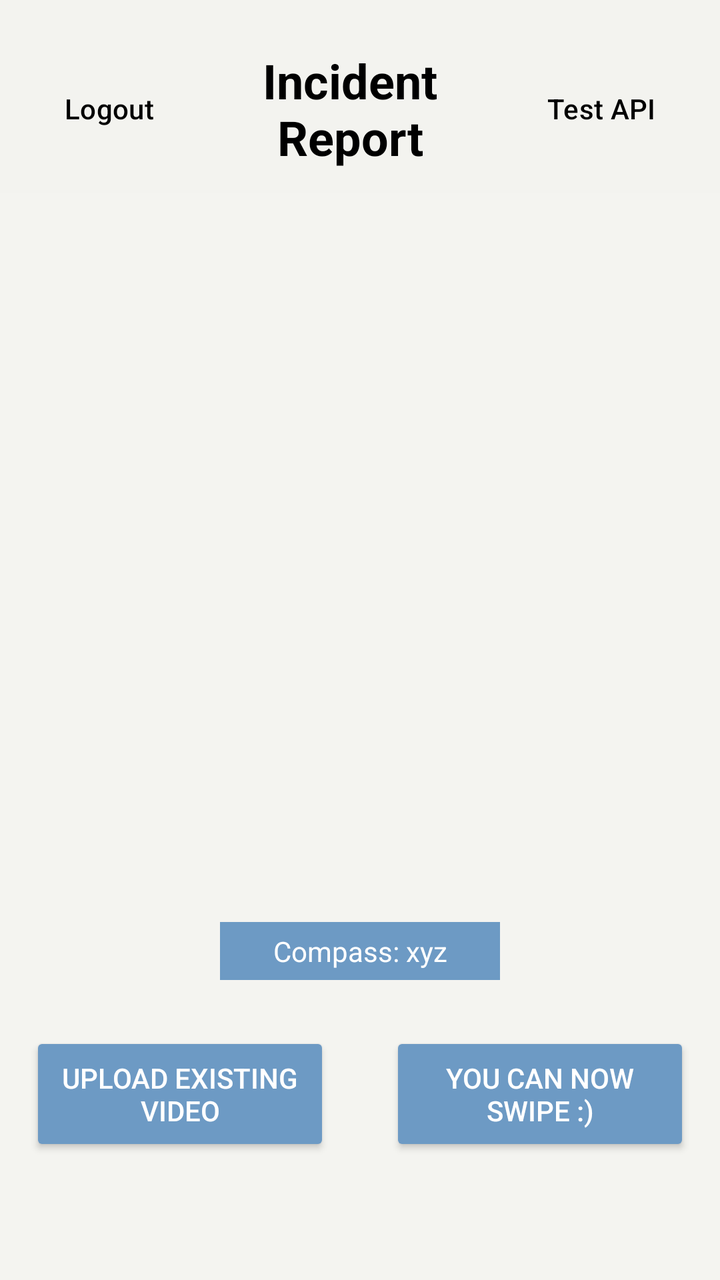
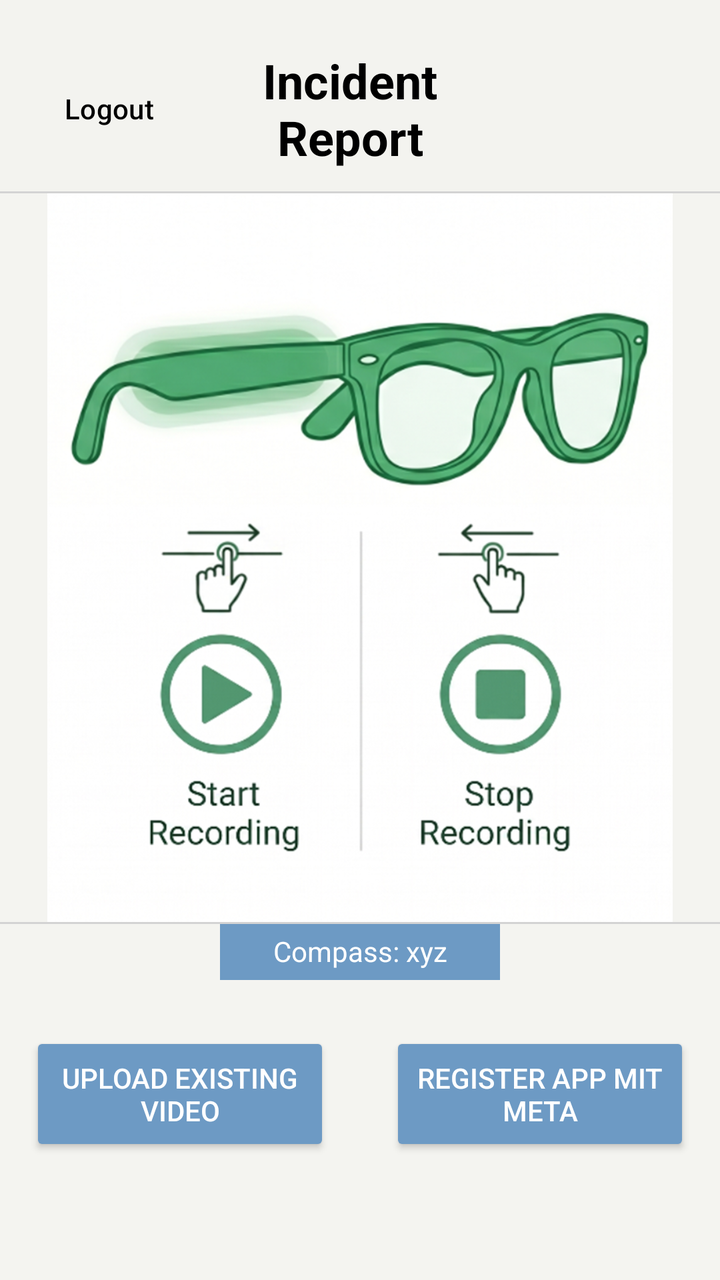

Screens rendered from an Android XML layout before and after an edit, with the pre-edit source and the edit as a unified diff.
<!-- AndroidManifest.xml: application theme Theme.Handsfreeincidentreportsmartglasses -->
<!-- res/layout/fragment_home.xml -->
<?xml version="1.0" encoding="utf-8"?>
<androidx.constraintlayout.widget.ConstraintLayout
    xmlns:android="http://schemas.android.com/apk/res/android"
    xmlns:app="http://schemas.android.com/apk/res-auto"
    xmlns:tools="http://schemas.android.com/tools"
    android:layout_width="match_parent"
    android:layout_height="match_parent"
    android:background="@color/palette_off_white">

    <LinearLayout
        android:id="@+id/topBar"
        android:layout_width="0dp"
        android:layout_height="wrap_content"
        android:orientation="horizontal"
        android:background="#80F4F4F0"
        android:paddingTop="24dp"
        android:paddingBottom="12dp"
        android:paddingStart="8dp"
        android:paddingEnd="8dp"
        android:gravity="center_vertical"
        app:layout_constraintTop_toTopOf="parent"
        app:layout_constraintStart_toStartOf="parent"
        app:layout_constraintEnd_toEndOf="parent">

        <Button
            android:id="@+id/btnLogout"
            style="@style/Widget.Material3.Button.OutlinedButton"
            android:layout_width="wrap_content"
            android:layout_height="wrap_content"
            android:text="Logout"
            android:textColor="@color/black"
            app:strokeColor="@color/palette_beige" />

        <TextView
            android:id="@+id/tvHomeTitle"
            android:layout_width="0dp"
            android:layout_height="wrap_content"
            android:layout_weight="1"
            android:text="Incident Report"
            android:textColor="@color/black"
            android:textSize="24sp"
            android:textStyle="bold"
            android:gravity="center" />

        <Button
            android:id="@+id/test_button"
            style="@style/Widget.Material3.Button.OutlinedButton"
            android:layout_width="wrap_content"
            android:layout_height="wrap_content"
            android:text="Test API"
            android:textColor="@color/black"
            app:strokeColor="@color/palette_beige" />

    </LinearLayout>

    <androidx.constraintlayout.widget.Guideline
        android:id="@+id/guideline"
        android:orientation="vertical"
        android:layout_width="wrap_content"
        android:layout_height="wrap_content"
        app:layout_constraintGuide_percent="0.5"/>

    <Button
        android:id="@+id/use_existing"
        android:layout_width="wrap_content"
        android:layout_height="wrap_content"
        android:layout_marginBottom="62dp"
        android:height="62dp"
        android:maxWidth="150dp"
        android:text="Upload existing video"
        android:backgroundTint="@color/palette_blue"
        android:textColor="@color/white"
        app:layout_constraintBottom_toBottomOf="parent"
        app:layout_constraintStart_toStartOf="parent"
        app:layout_constraintEnd_toStartOf="@id/guideline" />

    <Button
        android:id="@+id/video_capture_button"
        android:layout_width="wrap_content"
        android:layout_height="wrap_content"
        android:layout_marginBottom="62dp"
        android:height="62dp"
        android:maxWidth="150dp"
        android:text="You can now swipe :)"
        android:backgroundTint="@color/palette_blue"
        android:textColor="@color/white"
        app:layout_constraintBottom_toBottomOf="parent"
        app:layout_constraintStart_toStartOf="@id/guideline"
        app:layout_constraintEnd_toEndOf="parent" />

    <TextView
        android:id="@+id/compass_values"
        android:layout_width="wrap_content"
        android:layout_height="wrap_content"
        android:layout_marginBottom="150dp"
        android:padding="5dp"
        android:minWidth="140dp"
        android:text="Compass: xyz"
        android:textColor="@color/white"
        android:background="@color/palette_blue"
        android:gravity="center"
        app:layout_constraintBottom_toBottomOf="parent"
        app:layout_constraintStart_toStartOf="@id/guideline"
        app:layout_constraintEnd_toEndOf="@id/guideline"


        />

</androidx.constraintlayout.widget.ConstraintLayout>
<!-- resources referenced by this layout -->
<resources>
  <color name="black">#FF000000</color>
  <color name="palette_beige">#C0B1A5</color>
  <color name="palette_blue">#6D9AC4</color>
  <color name="palette_off_white">#F4F4F0</color>
  <color name="white">#FFFFFFFF</color>
  <style name="Theme.Handsfreeincidentreportsmartglasses" parent="Theme.Material3.Light.NoActionBar">
          
          <item name="colorPrimary">@color/palette_blue</item>
          <item name="colorOnPrimary">@color/white</item>
          <item name="colorPrimaryContainer">@color/palette_blue</item>
          <item name="colorOnPrimaryContainer">@color/white</item>
  
          <item name="colorSecondary">@color/palette_green</item>
          <item name="colorOnSecondary">@color/white</item>
          <item name="colorSecondaryContainer">@color/palette_beige</item>
          <item name="colorOnSecondaryContainer">@color/black</item>
  
          <item name="android:windowBackground">@color/palette_off_white</item>
          <item name="colorSurface">@color/palette_off_white</item>
          <item name="colorOnSurface">@color/black</item>
          <item name="colorSurfaceVariant">@color/palette_off_white</item>
          <item name="colorOnSurfaceVariant">@color/black</item>
  
          <item name="android:statusBarColor">@color/palette_off_white</item>
          <item name="android:windowLightStatusBar">true</item>
      </style>
  <color name="palette_green">#98BE59</color>
</resources>

<!-- the commit's change to res/layout/fragment_home.xml (unified diff, before → after) -->
@@ -1,4 +1,5 @@
 <?xml version="1.0" encoding="utf-8"?>
+
 <androidx.constraintlayout.widget.ConstraintLayout
     xmlns:android="http://schemas.android.com/apk/res/android"
     xmlns:app="http://schemas.android.com/apk/res-auto"
@@ -48,6 +49,7 @@
             android:layout_width="wrap_content"
             android:layout_height="wrap_content"
             android:text="Test API"
+            android:visibility="invisible"
             android:textColor="@color/black"
             app:strokeColor="@color/palette_beige" />
 
@@ -81,7 +83,7 @@
         android:layout_marginBottom="62dp"
         android:height="62dp"
         android:maxWidth="150dp"
-        android:text="You can now swipe :)"
+        android:text="Register app mit Meta"
         android:backgroundTint="@color/palette_blue"
         android:textColor="@color/white"
         app:layout_constraintBottom_toBottomOf="parent"
@@ -106,4 +108,34 @@
 
         />
 
+    <View
+        android:id="@+id/image_border_top"
+        android:layout_width="0dp"
+        android:layout_height="1dp"
+        android:background="@color/light_gray"
+        app:layout_constraintBottom_toTopOf="@id/imageView"
+        app:layout_constraintStart_toStartOf="parent"
+        app:layout_constraintEnd_toEndOf="parent" />
+
+    <ImageView
+        android:id="@+id/imageView"
+        android:layout_width="0dp"
+        android:layout_height="wrap_content"
+        android:adjustViewBounds="true"
+        app:layout_constrainedHeight="true"
+        app:layout_constraintBottom_toTopOf="@id/compass_values"
+        app:layout_constraintEnd_toEndOf="parent"
+        app:layout_constraintStart_toStartOf="parent"
+        app:layout_constraintTop_toBottomOf="@id/topBar"
+        app:srcCompat="@drawable/illustration_description" />
+
+    <View
+        android:id="@+id/image_border_bottom"
+        android:layout_width="0dp"
+        android:layout_height="1dp"
+        android:background="@color/light_gray"
+        app:layout_constraintTop_toBottomOf="@id/imageView"
+        app:layout_constraintStart_toStartOf="parent"
+        app:layout_constraintEnd_toEndOf="parent" />
+
 </androidx.constraintlayout.widget.ConstraintLayout>
<!-- resource entries referenced after the edit -->
@@ -1,10 +1,12 @@
 <!-- resources referenced by this layout -->
 <resources>
   <color name="black">#FF000000</color>
+  <color name="light_gray">#D3D3D3</color>
   <color name="palette_beige">#C0B1A5</color>
   <color name="palette_blue">#6D9AC4</color>
   <color name="palette_off_white">#F4F4F0</color>
   <color name="white">#FFFFFFFF</color>
+  <!-- drawable illustration_description: png bitmap (drawable, 654759 bytes) -->
   <style name="Theme.Handsfreeincidentreportsmartglasses" parent="Theme.Material3.Light.NoActionBar">
           
           <item name="colorPrimary">@color/palette_blue</item>
